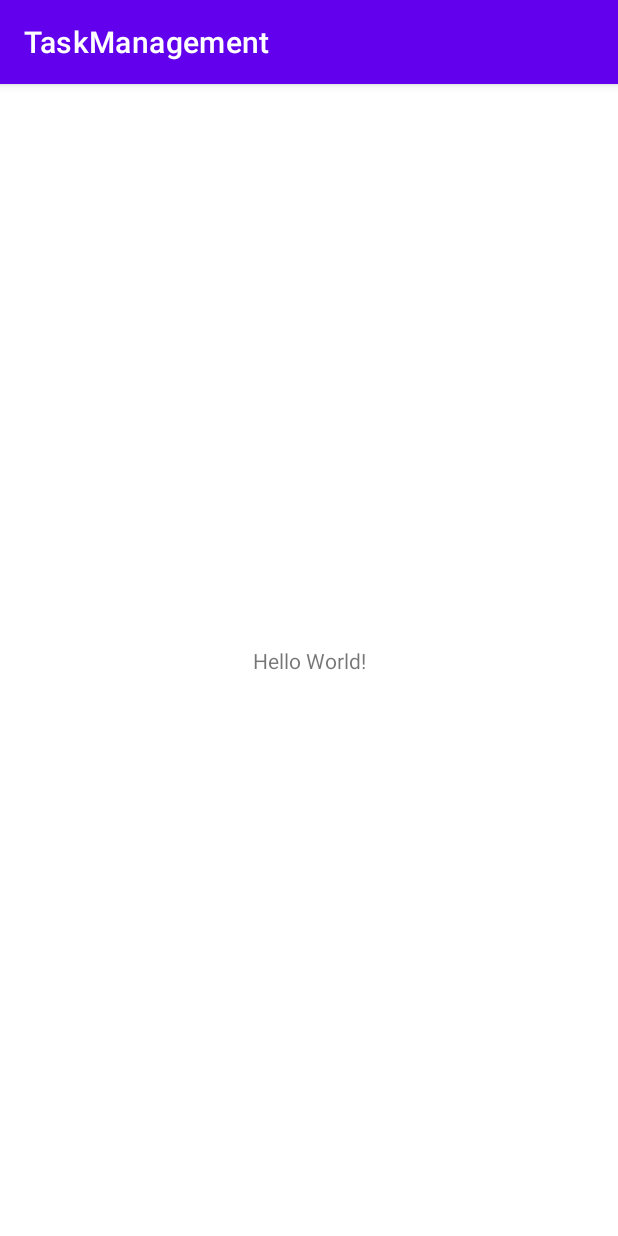
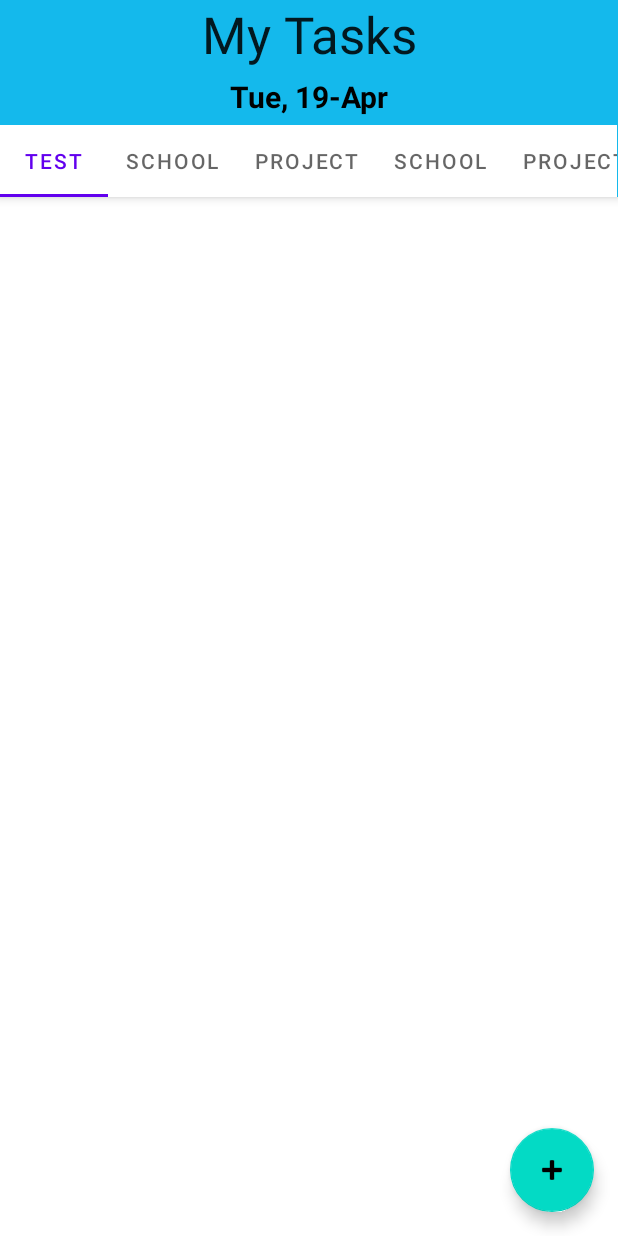
Before and after one commit to edenrosales/TaskManagement, an Android app: the screen it shows after launch (MainActivity), on a phone screen of 412 x 824 dp. Run offline under Robolectric (Android 15) with nearby library versions, the phone set to English and light mode, and no system bars.

Commit message:
Worked on UI
Added a taskbar at the top to always display "My Tasks" and the current date. Add a tab area and made it scrollable for when we add tags to it later. Created a action button that is always present at the bottom right of the screen that will be connected to our create_Task function.

```diff
--- a/app/src/main/java/com/example/taskmanagement/Calendar.java
+++ b/app/src/main/java/com/example/taskmanagement/Calendar.java
@@ -1,6 +1,5 @@
 package com.example.taskmanagement;
 import java.util.ArrayList;
-
 public class Calendar {
 
     public void viewPresent(){
--- a/app/src/main/java/com/example/taskmanagement/MainActivity.java
+++ b/app/src/main/java/com/example/taskmanagement/MainActivity.java
@@ -1,6 +1,7 @@
 package com.example.taskmanagement;
-//import com.example.taskmanagementTaskListTest;
+
 import android.os.Bundle;
+
 import androidx.appcompat.app.AppCompatActivity;
 
 public class MainActivity extends AppCompatActivity {
@@ -10,5 +11,4 @@ public class MainActivity extends AppCompatActivity {
         super.onCreate(savedInstanceState);
         setContentView(R.layout.activity_main);
     }
-    int current_date;
 }
--- a/app/src/main/res/drawable-v24/ic_launcher_foreground.xml
+++ b/app/src/main/res/drawable-v24/ic_launcher_foreground.xml
@@ -13,7 +13,7 @@
                 android:startY="49.59793"
                 android:type="linear">
                 <item
-                    android:color="#44000000"
+                    android:color="#65000000"
                     android:offset="0.0" />
                 <item
                     android:color="#00000000"
--- /dev/null
+++ b/app/src/main/res/drawable/layout_bg.xml
@@ -0,0 +1,7 @@
+<?xml version="1.0" encoding="UTF-8"?>
+<shape xmlns:android="http://schemas.android.com/apk/res/android">
+    <solid android:color="#ADD8E6"/>
+    <stroke android:width="3dp" android:color="#808080" />
+    <corners android:radius="10dp"/>
+    <padding android:left="0dp" android:top="0dp" android:right="0dp" android:bottom="0dp" />
+</shape>
--- a/app/src/main/res/layout/activity_main.xml
+++ b/app/src/main/res/layout/activity_main.xml
@@ -1,18 +1,140 @@
 <?xml version="1.0" encoding="utf-8"?>
-<androidx.constraintlayout.widget.ConstraintLayout xmlns:android="http://schemas.android.com/apk/res/android"
+<androidx.coordinatorlayout.widget.CoordinatorLayout xmlns:android="http://schemas.android.com/apk/res/android"
+    xmlns:tools="http://schemas.android.com/tools"
     xmlns:app="http://schemas.android.com/apk/res-auto"
-    xmlns:tools="http://schemas.android.com/tools"
+
+
     android:layout_width="match_parent"
-    android:layout_height="match_parent"
-    tools:context=".MainActivity">
+    android:layout_height="match_parent">
 
-    <TextView
+    <androidx.core.widget.NestedScrollView
+        android:id="@+id/nestedScrollView"
+        android:layout_width="match_parent"
+
+
+        android:layout_height="862dp"
+        app:layout_behavior="com.google.android.material.appbar.AppBarLayout$ScrollingViewBehavior">
+
+        <ScrollView
+            android:layout_width="match_parent"
+            android:layout_height="match_parent"
+            tools:context=".MainActivity">
+
+
+            <androidx.constraintlayout.widget.ConstraintLayout
+                android:id="@+id/linearLayout"
+                android:layout_width="match_parent"
+                android:layout_height="wrap_content"
+                android:layout_gravity="center|top"
+                android:layout_marginLeft="30dp"
+                android:layout_marginTop="20dp"
+                android:layout_marginRight="30dp"
+                android:background="@drawable/layout_bg"
+                app:layout_constraintEnd_toEndOf="parent"
+                app:layout_constraintHorizontal_bias="0.5"
+                app:layout_constraintStart_toStartOf="parent"
+                tools:layout_editor_absoluteX="115dp">
+
+            </androidx.constraintlayout.widget.ConstraintLayout>
+        </ScrollView>
+
+    </androidx.core.widget.NestedScrollView>
+
+    <com.google.android.material.floatingactionbutton.FloatingActionButton
+        android:layout_height="wrap_content"
         android:layout_width="wrap_content"
+        android:src="@android:drawable/ic_input_add"
+        android:layout_gravity="bottom|end"
+        android:layout_margin="16dp" />
+
+    <com.google.android.material.appbar.AppBarLayout
+        android:id="@+id/appbar"
+
+        android:layout_width="match_parent"
         android:layout_height="wrap_content"
-        android:text="Hello World!"
-        app:layout_constraintBottom_toBottomOf="parent"
-        app:layout_constraintLeft_toLeftOf="parent"
-        app:layout_constraintRight_toRightOf="parent"
-        app:layout_constraintTop_toTopOf="parent" />
+        android:background="#14B9EC"
+        android:gravity="center"
+        android:textAlignment="gravity">
 
-</androidx.constraintlayout.widget.ConstraintLayout>
+        <TextView
+            android:id="@+id/textView"
+            android:layout_width="248dp"
+            android:layout_height="wrap_content"
+            android:gravity="center"
+            android:text="My Tasks"
+            android:textAppearance="@style/TextAppearance.AppCompat.Body1"
+            android:textSize="34sp" />
+
+        <TextClock
+            android:id="@+id/textClock"
+            android:layout_width="140dp"
+            android:layout_height="wrap_content"
+            android:baselineAligned="false"
+            android:format12Hour="EE, dd-MMM"
+            android:gravity="center|top"
+            android:padding="5dp"
+            android:textColor="@color/black"
+            android:textSize="20sp"
+            android:textStyle="bold" />
+
+        <com.google.android.material.tabs.TabLayout
+            android:layout_width="411dp"
+            android:layout_height="wrap_content"
+            android:layout_gravity="center"
+            app:tabMode="scrollable">
+
+            #for these tabs could do a for loop that iterates through the tag_list class for n items
+            #and for each item
+            #runs the com code but just replaces the text with the name variable of the tag objects
+
+            <com.google.android.material.tabs.TabItem
+                android:layout_width="wrap_content"
+                android:layout_height="wrap_content"
+                android:text="test" />
+
+            <com.google.android.material.tabs.TabItem
+                android:layout_width="wrap_content"
+                android:layout_height="wrap_content"
+                android:text="school" />
+
+            <com.google.android.material.tabs.TabItem
+                android:layout_width="wrap_content"
+                android:layout_height="wrap_content"
+                android:text="project" />
+
+            <com.google.android.material.tabs.TabItem
+                android:layout_width="wrap_content"
+                android:layout_height="wrap_content"
+                android:text="school" />
+
+            <com.google.android.material.tabs.TabItem
+                android:layout_width="wrap_content"
+                android:layout_height="wrap_content"
+                android:text="project" />
+            <com.google.android.material.tabs.TabItem
+                android:layout_width="wrap_content"
+                android:layout_height="wrap_content"
+                android:text="school" />
+
+            <com.google.android.material.tabs.TabItem
+                android:layout_width="wrap_content"
+                android:layout_height="wrap_content"
+                android:text="project" />
+
+            <com.google.android.material.tabs.TabItem
+                android:layout_width="wrap_content"
+                android:layout_height="wrap_content"
+                android:text="school" />
+
+            <com.google.android.material.tabs.TabItem
+                android:layout_width="wrap_content"
+                android:layout_height="wrap_content"
+                android:text="project" />
+
+        </com.google.android.material.tabs.TabLayout>
+
+    </com.google.android.material.appbar.AppBarLayout>
+
+    "
+
+</androidx.coordinatorlayout.widget.CoordinatorLayout>
--- a/app/src/main/res/values-night/themes.xml
+++ b/app/src/main/res/values-night/themes.xml
@@ -2,7 +2,7 @@
     <!-- Base application theme. -->
     <style name="Theme.TaskManagement" parent="Theme.MaterialComponents.DayNight.DarkActionBar">
         <!-- Primary brand color. -->
-        <item name="colorPrimary">@color/purple_200</item>
+        <item name="colorPrimary">@color/purple_500</item>
         <item name="colorPrimaryVariant">@color/purple_700</item>
         <item name="colorOnPrimary">@color/black</item>
         <!-- Secondary brand color. -->
--- a/app/src/main/res/values/strings.xml
+++ b/app/src/main/res/values/strings.xml
@@ -1,3 +1,4 @@
 <resources>
-    <string name="app_name">TaskManagement</string>
+    <string name="app_name">test</string>
+
 </resources>
--- a/app/src/main/res/values/themes.xml
+++ b/app/src/main/res/values/themes.xml
@@ -1,6 +1,6 @@
 <resources xmlns:tools="http://schemas.android.com/tools">
     <!-- Base application theme. -->
-    <style name="Theme.TaskManagement" parent="Theme.MaterialComponents.DayNight.DarkActionBar">
+    <style name="Theme.TaskManagement" parent="Theme.MaterialComponents.DayNight.NoActionBar">
         <!-- Primary brand color. -->
         <item name="colorPrimary">@color/purple_500</item>
         <item name="colorPrimaryVariant">@color/purple_700</item>
```
Also changed, not shown: app/build.gradle (+2 -11 lines), app/src/main/java/com/example/taskmanagement/Database.java (+21 -19 lines), app/src/main/java/com/example/taskmanagement/Task.java (+18 -64 lines), app/src/main/java/com/example/taskmanagement/TaskList.java (+12 -142 lines), app/src/main/java/com/example/taskmanagement/TodoList.java (+5 -18 lines), gradle/wrapper/gradle-wrapper.properties, 4 other files.
